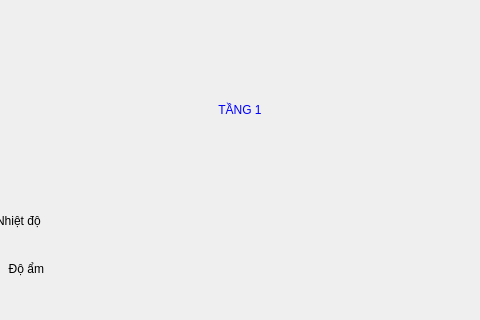
The window that floor1.ui (minhnt29/Graduation_GUI) describes before a commit, drawn with Qt 5; both pictures show x 272 to 752 and y 0 to 320 of the 1024 by 545 pixel window.
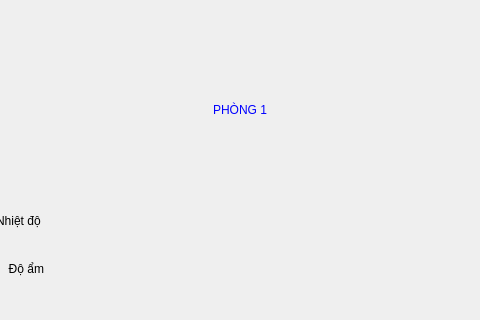
The same window after the commit. Icons and pictures are not drawn.

Diff of the .ui file:
```diff
--- a/floor1.ui
+++ b/floor1.ui
@@ -217,7 +217,7 @@
         <string notr="true">font: 75 28pt &quot;PibotoLt&quot;; color : blue;</string>
        </property>
        <property name="text">
-        <string>TẦNG 1</string>
+        <string>PHÒNG 1</string>
        </property>
        <property name="alignment">
         <set>Qt::AlignCenter</set>
```
Left out of the diff: 2 changed lines with no effect on the pictures.
